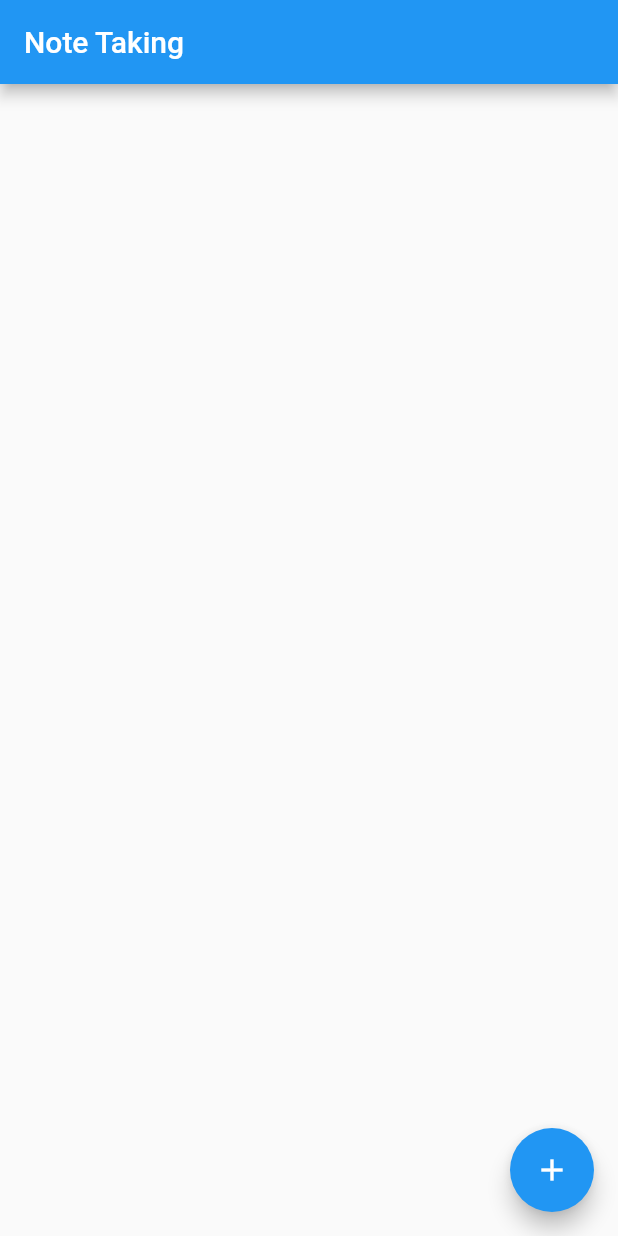
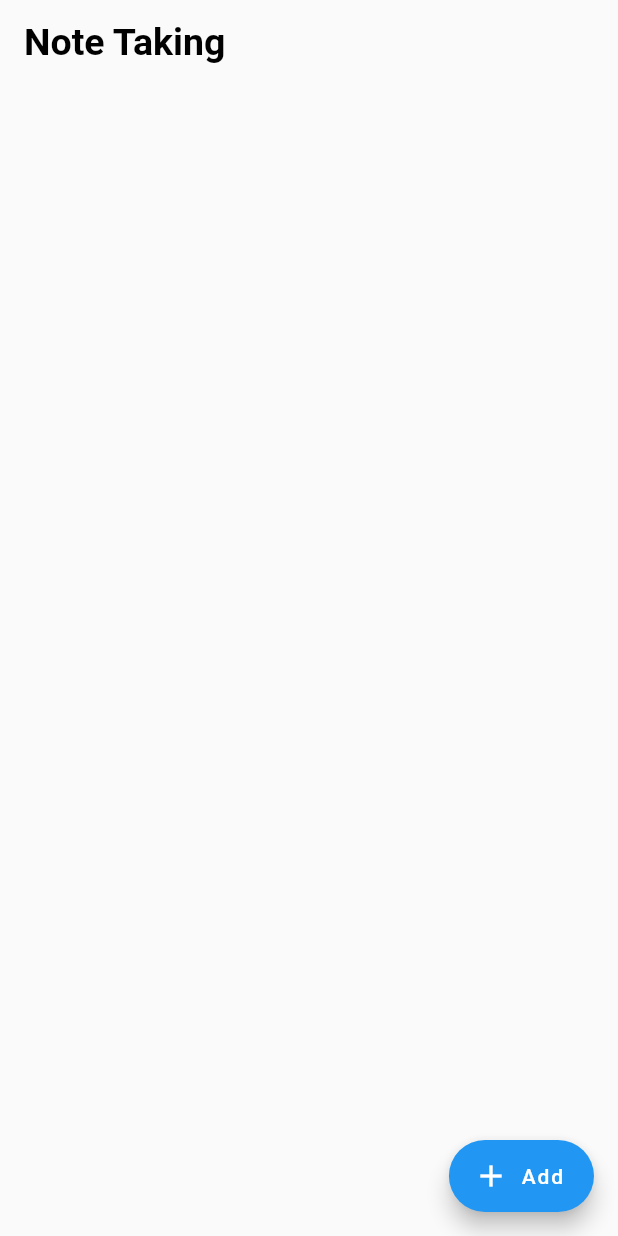
Before and after one commit to TawhidHassan/flutter-Note-App, a Flutter app: the screen it shows after launch, on a phone screen of 412 x 824 dp. Run offline on Flutter 3.47's test engine with Material 2 defaults, Android fonts, the phone set to English and light mode, and no system bars.

Commit message:
change some style

```diff
--- a/lib/main.dart
+++ b/lib/main.dart
@@ -43,6 +43,9 @@ class _HomeState extends State<Home> {
               Padding(
                   padding: const EdgeInsets.all(20.0),
                   child: TextField(
+                    decoration: InputDecoration(
+                      border: OutlineInputBorder()
+                    ),
                     controller: _titleController,
                   )
               ),
@@ -66,7 +69,15 @@ class _HomeState extends State<Home> {
   Widget build(BuildContext context) {
     return Scaffold(
       appBar: AppBar(
-        title: Text("Note Taking"),
+        elevation: 0,
+        backgroundColor: Colors.transparent,
+        title: Text("Note Taking",
+        style: TextStyle(
+          color: Colors.black,
+          fontWeight: FontWeight.bold,
+          fontSize: 25
+        ),
+        ),
       ),
       body: ListView(
         children: noteServices.getNotes.map(
@@ -82,9 +93,10 @@ class _HomeState extends State<Home> {
         ).toList(),
 
       ),
-      floatingActionButton: FloatingActionButton(
+      floatingActionButton: FloatingActionButton.extended(
+        icon: Icon(Icons.add),
         onPressed: ()=>showBottomModal(context),
-        child: Icon(Icons.add),
+        label: Text("Add"),
       ),
     );
   }
--- a/lib/services/notes_services.dart
+++ b/lib/services/notes_services.dart
@@ -25,4 +25,5 @@ class NotesServices {
   }
 
 
+
 }
```
